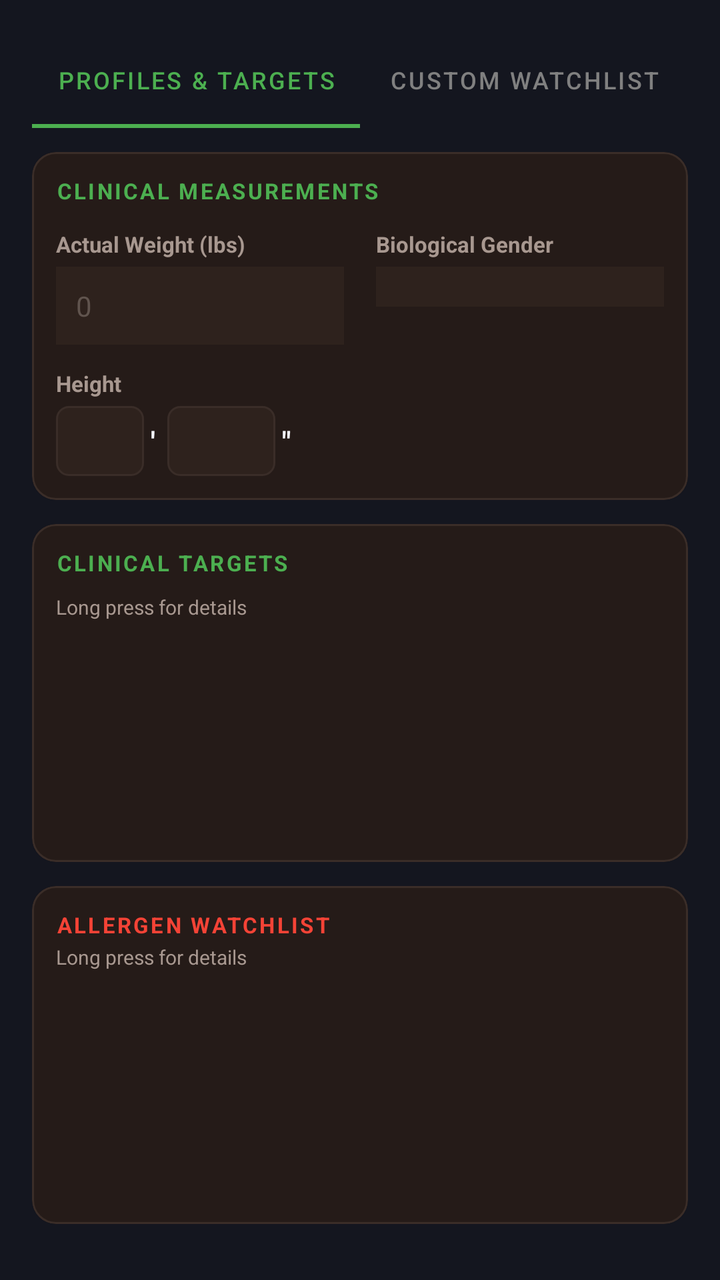
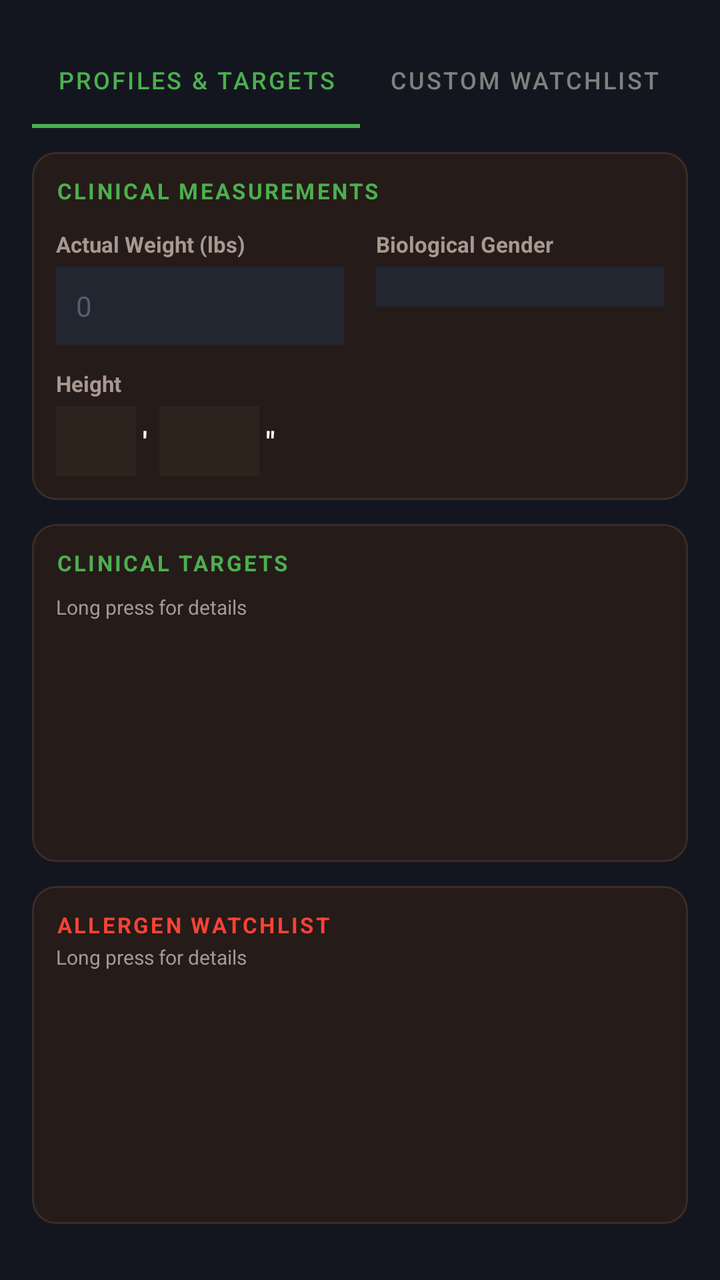

Compare the two renders of this Android layout. The source of the first and the diff that turns it into the second are given below.
<!-- AndroidManifest.xml: application theme Theme.LabelScanner -->
<!-- res/layout/fragment_health.xml -->
<?xml version="1.0" encoding="utf-8"?>
<LinearLayout xmlns:android="http://schemas.android.com/apk/res/android"
    xmlns:app="http://schemas.android.com/apk/res-auto"
    android:layout_width="match_parent"
    android:layout_height="match_parent"
    android:background="#14161F"
    android:orientation="vertical"
    android:padding="16dp">

    
    <com.google.android.material.tabs.TabLayout
        android:id="@+id/tabLayoutHealth"
        android:layout_width="match_parent"
        android:layout_height="wrap_content"
        android:background="#14161F"
        app:tabTextColor="#808080"
        app:tabSelectedTextColor="#4CAF50"
        app:tabIndicatorColor="#4CAF50"
        android:layout_marginBottom="12dp">
        <com.google.android.material.tabs.TabItem
            android:layout_width="wrap_content"
            android:layout_height="wrap_content"
            android:text="Profiles &amp; Targets" />
        <com.google.android.material.tabs.TabItem
            android:layout_width="wrap_content"
            android:layout_height="wrap_content"
            android:text="Custom Watchlist" />
    </com.google.android.material.tabs.TabLayout>

    
    <LinearLayout
        android:id="@+id/layoutTabProfiles"
        android:layout_width="match_parent"
        android:layout_height="match_parent"
        android:orientation="vertical"
        android:visibility="visible">

        
        <com.google.android.material.card.MaterialCardView
            android:layout_width="match_parent"
            android:layout_height="wrap_content"
            app:cardBackgroundColor="#251B18"
            app:cardCornerRadius="12dp"
            app:strokeWidth="1dp"
            app:strokeColor="#3A2D28"
            android:layout_marginBottom="12dp">

            <LinearLayout
                android:layout_width="match_parent"
                android:layout_height="wrap_content"
                android:orientation="vertical"
                android:padding="12dp">

                <TextView
                    android:layout_width="wrap_content"
                    android:layout_height="wrap_content"
                    android:text="CLINICAL MEASUREMENTS"
                    android:textColor="#4CAF50"
                    android:textSize="11sp"
                    android:textStyle="bold"
                    android:letterSpacing="0.1"
                    android:layout_marginBottom="12dp" />

                
                <LinearLayout
                    android:layout_width="match_parent"
                    android:layout_height="wrap_content"
                    android:orientation="horizontal"
                    android:weightSum="2"
                    android:layout_marginBottom="12dp">

                    
                    <LinearLayout
                        android:layout_width="0dp"
                        android:layout_height="wrap_content"
                        android:layout_weight="1"
                        android:orientation="vertical"
                        android:layout_marginEnd="8dp">

                        <TextView
                            android:layout_width="wrap_content"
                            android:layout_height="wrap_content"
                            android:text="Actual Weight (lbs)"
                            android:textColor="#A89890"
                            android:textSize="11sp"
                            android:textStyle="bold"
                            android:layout_marginBottom="4dp" />

                        <EditText
                            android:id="@+id/etActualWeight"
                            android:layout_width="match_parent"
                            android:layout_height="wrap_content"
                            android:background="#2E221D"
                            android:textColor="#F4F5FC"
                            android:inputType="numberDecimal"
                            android:imeOptions="actionNext"
                            android:padding="10dp"
                            android:maxLength="5"
                            android:hint="0"
                            android:textColorHint="#60544E"
                            android:textSize="14sp" />
                    </LinearLayout>

                    
                    <LinearLayout
                        android:layout_width="0dp"
                        android:layout_height="wrap_content"
                        android:layout_weight="1"
                        android:orientation="vertical"
                        android:layout_marginStart="8dp">

                        <TextView
                            android:layout_width="wrap_content"
                            android:layout_height="wrap_content"
                            android:text="Biological Gender"
                            android:textColor="#A89890"
                            android:textSize="11sp"
                            android:textStyle="bold"
                            android:layout_marginBottom="4dp" />

                        <Spinner
                            android:id="@+id/spinnerGender"
                            android:layout_width="match_parent"
                            android:layout_height="wrap_content"
                            android:background="#2E221D"
                            android:padding="10dp" />
                    </LinearLayout>
                </LinearLayout>

                
                <LinearLayout
                    android:layout_width="match_parent"
                    android:layout_height="wrap_content"
                    android:orientation="horizontal"
                    android:weightSum="2">

                    
                    <LinearLayout
                        android:layout_width="0dp"
                        android:layout_height="wrap_content"
                        android:layout_weight="1"
                        android:orientation="vertical"
                        android:layout_marginEnd="8dp">

                        <TextView
                            android:layout_width="wrap_content"
                            android:layout_height="wrap_content"
                            android:text="Height"
                            android:textColor="#A89890"
                            android:textSize="11sp"
                            android:textStyle="bold"
                            android:layout_marginBottom="4dp" />

                        <LinearLayout
                            android:layout_width="match_parent"
                            android:layout_height="wrap_content"
                            android:orientation="horizontal"
                            android:gravity="center_vertical">

                            <EditText
                                android:id="@+id/etHeightFeet"
                                android:layout_width="44dp"
                                android:layout_height="wrap_content"
                                android:background="@drawable/bg_height_edit_text"
                                android:textColor="#F4F5FC"
                                android:inputType="number"
                                android:imeOptions="actionNext"
                                android:gravity="center"
                                android:padding="8dp"
                                android:maxLength="1"
                                android:hint="0"
                                android:textColorHint="#60544E"
                                android:textSize="14sp" />

                            <TextView
                                android:layout_width="wrap_content"
                                android:layout_height="wrap_content"
                                android:text=" '"
                                android:textColor="#F4F5FC"
                                android:textSize="14sp"
                                android:textStyle="bold"
                                android:layout_marginEnd="6dp" />

                            <EditText
                                android:id="@+id/etHeightInches"
                                android:layout_width="54dp"
                                android:layout_height="wrap_content"
                                android:background="@drawable/bg_height_edit_text"
                                android:textColor="#F4F5FC"
                                android:inputType="number"
                                android:imeOptions="actionDone"
                                android:gravity="center"
                                android:padding="8dp"
                                android:maxLength="2"
                                android:hint="0"
                                android:textColorHint="#60544E"
                                android:textSize="14sp" />

                            <TextView
                                android:layout_width="wrap_content"
                                android:layout_height="wrap_content"
                                android:text=' "'
                                android:textColor="#F4F5FC"
                                android:textSize="14sp"
                                android:textStyle="bold" />
                        </LinearLayout>
                    </LinearLayout>

                    
                    <LinearLayout
                        android:layout_width="0dp"
                        android:layout_height="wrap_content"
                        android:layout_weight="1"
                        android:orientation="vertical"
                        android:gravity="center_vertical"
                        android:layout_marginStart="8dp">

                        <TextView
                            android:id="@+id/txtIbwCalculated"
                            android:layout_width="match_parent"
                            android:layout_height="wrap_content"
                            android:textColor="#81C784"
                            android:textSize="11sp"
                            android:textStyle="bold"
                            android:layout_marginBottom="4dp"
                            android:visibility="gone" />

                        <TextView
                            android:id="@+id/txtAjbwCalculated"
                            android:layout_width="match_parent"
                            android:layout_height="wrap_content"
                            android:textColor="#FFD54F"
                            android:textSize="11sp"
                            android:textStyle="bold"
                            android:visibility="gone" />
                    </LinearLayout>
                </LinearLayout>

            </LinearLayout>
        </com.google.android.material.card.MaterialCardView>

        
        <com.google.android.material.card.MaterialCardView
            android:layout_width="match_parent"
            android:layout_height="0dp"
            android:layout_weight="1"
            app:cardBackgroundColor="#251B18"
            app:cardCornerRadius="12dp"
            app:strokeWidth="1dp"
            app:strokeColor="#3A2D28"
            android:layout_marginBottom="12dp">

            <RelativeLayout
                android:layout_width="match_parent"
                android:layout_height="match_parent"
                android:padding="12dp">

                <TextView
                    android:id="@+id/txtClinicalTargetsHeader"
                    android:layout_width="match_parent"
                    android:layout_height="wrap_content"
                    android:text="@string/clinical_targets_txt"
                    android:textColor="#4CAF50"
                    android:textSize="11sp"
                    android:textStyle="bold"
                    android:textAllCaps="true"
                    android:letterSpacing="0.1"
                    android:layout_marginBottom="8dp"/>

                <TextView
                    android:id="@+id/txtClinicalTargetsSubheader"
                    android:layout_width="match_parent"
                    android:layout_height="wrap_content"
                    android:text="@string/long_press_for_details_txt"
                    android:textColor="#A89890"
                    android:textSize="10sp"
                    android:layout_marginBottom="8dp"
                    android:layout_below="@id/txtClinicalTargetsHeader" />

                <androidx.core.widget.NestedScrollView
                    android:id="@+id/scrollConditionCheckBoxes"
                    android:layout_width="match_parent"
                    android:layout_height="match_parent"
                    android:layout_below="@id/txtClinicalTargetsSubheader"
                    android:fillViewport="true">

                    <LinearLayout
                        android:id="@+id/layoutConditionCheckBoxes"
                        android:layout_width="match_parent"
                        android:layout_height="wrap_content"
                        android:orientation="vertical"
                        android:paddingEnd="44dp" />
                </androidx.core.widget.NestedScrollView>

                <ImageView
                    android:id="@+id/ivScrollUpIndicator"
                    android:layout_width="32dp"
                    android:layout_height="32dp"
                    android:layout_alignParentTop="true"
                    android:layout_alignParentEnd="true"
                    android:layout_marginTop="24dp"
                    android:layout_marginEnd="12dp"
                    android:background="#B3251B18"
                    android:padding="4dp"
                    android:src="@android:drawable/arrow_up_float"
                    android:visibility="gone"
                    app:tint="#F4F5FC"
                    android:contentDescription="Scroll Up" />

                <ImageView
                    android:id="@+id/ivScrollDownIndicator"
                    android:layout_width="32dp"
                    android:layout_height="32dp"
                    android:layout_alignParentBottom="true"
                    android:layout_alignParentEnd="true"
                    android:layout_marginBottom="12dp"
                    android:layout_marginEnd="12dp"
                    android:background="#B3251B18"
                    android:padding="4dp"
                    android:src="@android:drawable/arrow_down_float"
                    android:visibility="gone"
                    app:tint="#F4F5FC"
                    android:contentDescription="Scroll Down" />
            </RelativeLayout>
        </com.google.android.material.card.MaterialCardView>

        
        <com.google.android.material.card.MaterialCardView
            android:layout_width="match_parent"
            android:layout_height="0dp"
            android:layout_weight="1"
            app:cardBackgroundColor="#251B18"
            app:cardCornerRadius="12dp"
            app:strokeWidth="1dp"
            app:strokeColor="#3A2D28"
            android:layout_marginBottom="12dp">

            <RelativeLayout
                android:layout_width="match_parent"
                android:layout_height="match_parent"
                android:padding="12dp">

                <TextView
                    android:id="@+id/txtAllergenTargetsHeader"
                    android:layout_width="match_parent"
                    android:layout_height="wrap_content"
                    android:text="@string/allergen_watchlist_txt"
                    android:textColor="#F44336"
                    android:textSize="11sp"
                    android:textStyle="bold"
                    android:textAllCaps="true"
                    android:letterSpacing="0.1"
                    android:layout_marginBottom="2dp"/>

                <TextView
                    android:id="@+id/txtAllergenTargetsSubheader"
                    android:layout_width="match_parent"
                    android:layout_height="wrap_content"
                    android:text="@string/long_press_for_details_txt"
                    android:textColor="#A89890"
                    android:textSize="10sp"
                    android:layout_marginBottom="8dp"
                    android:layout_below="@id/txtAllergenTargetsHeader"/>

                <androidx.core.widget.NestedScrollView
                    android:id="@+id/scrollAllergenCheckBoxes"
                    android:layout_width="match_parent"
                    android:layout_height="match_parent"
                    android:layout_below="@id/txtAllergenTargetsSubheader"
                    android:fillViewport="true">

                    <LinearLayout
                        android:id="@+id/layoutAllergenCheckBoxes"
                        android:layout_width="match_parent"
                        android:layout_height="wrap_content"
                        android:orientation="vertical"
                        android:paddingEnd="44dp" />
                </androidx.core.widget.NestedScrollView>

                <ImageView
                    android:id="@+id/ivAllergenScrollUpIndicator"
                    android:layout_width="32dp"
                    android:layout_height="32dp"
                    android:layout_alignParentTop="true"
                    android:layout_alignParentEnd="true"
                    android:layout_marginTop="24dp"
                    android:layout_marginEnd="12dp"
                    android:background="#B3251B18"
                    android:padding="4dp"
                    android:src="@android:drawable/arrow_up_float"
                    android:visibility="gone"
                    app:tint="#F4F5FC"
                    android:contentDescription="Scroll Up" />

                <ImageView
                    android:id="@+id/ivAllergenScrollDownIndicator"
                    android:layout_width="32dp"
                    android:layout_height="32dp"
                    android:layout_alignParentBottom="true"
                    android:layout_alignParentEnd="true"
                    android:layout_marginBottom="12dp"
                    android:layout_marginEnd="12dp"
                    android:background="#B3251B18"
                    android:padding="4dp"
                    android:src="@android:drawable/arrow_down_float"
                    android:visibility="gone"
                    app:tint="#F4F5FC"
                    android:contentDescription="Scroll Down" />
            </RelativeLayout>
        </com.google.android.material.card.MaterialCardView>

    </LinearLayout>

    
    <LinearLayout
        android:id="@+id/layoutTabCustomWatchlist"
        android:layout_width="match_parent"
        android:layout_height="match_parent"
        android:orientation="vertical"
        android:visibility="gone">

        
        <com.google.android.material.card.MaterialCardView
            android:layout_width="match_parent"
            android:layout_height="wrap_content"
            app:cardBackgroundColor="#251B18"
            app:cardCornerRadius="12dp"
            app:strokeWidth="1dp"
            app:strokeColor="#3A2D28"
            android:layout_marginBottom="8dp">

            <LinearLayout
                android:layout_width="match_parent"
                android:layout_height="wrap_content"
                android:orientation="vertical"
                android:padding="12dp">

                <TextView
                    android:layout_width="wrap_content"
                    android:layout_height="wrap_content"
                    android:text="ADD CUSTOM WATCHLIST INGREDIENT"
                    android:textColor="#FFD54F"
                    android:textSize="11sp"
                    android:textStyle="bold"
                    android:letterSpacing="0.1"
                    android:layout_marginBottom="12dp" />

                <LinearLayout
                    android:layout_width="match_parent"
                    android:layout_height="wrap_content"
                    android:orientation="horizontal"
                    android:gravity="center_vertical">

                    <EditText
                        android:id="@+id/etCustomIngredient"
                        android:layout_width="0dp"
                        android:layout_height="wrap_content"
                        android:layout_weight="1.2"
                        android:background="#2E221D"
                        android:textColor="#F4F5FC"
                        android:inputType="text"
                        android:padding="11dp"
                        android:hint="Type ingredient (e.g. Carrageenan)"
                        android:textColorHint="#60544E"
                        android:textSize="14sp"
                        android:layout_marginEnd="8dp" />

                    
                    <com.google.android.material.button.MaterialButton
                        android:id="@+id/btnAddRed"
                        android:layout_width="0dp"
                        android:layout_height="wrap_content"
                        android:layout_weight="0.9"
                        android:backgroundTint="#FF6B6B"
                        android:textColor="#FFFFFF"
                        android:text="+ Avoid"
                        android:textSize="11sp"
                        android:padding="8dp"
                        android:insetTop="0dp"
                        android:insetBottom="0dp"
                        app:cornerRadius="8dp"
                        android:layout_marginEnd="4dp" />

                    
                    <com.google.android.material.button.MaterialButton
                        android:id="@+id/btnAddYellow"
                        android:layout_width="0dp"
                        android:layout_height="wrap_content"
                        android:layout_weight="0.9"
                        android:backgroundTint="#FFD54F"
                        android:textColor="#14161F"
                        android:text="+ Caution"
                        android:textSize="11sp"
                        android:padding="8dp"
                        android:insetTop="0dp"
                        android:insetBottom="0dp"
                        app:cornerRadius="8dp" />
                </LinearLayout>

            </LinearLayout>
        </com.google.android.material.card.MaterialCardView>

        
        <com.google.android.material.card.MaterialCardView
            android:layout_width="match_parent"
            android:layout_height="0dp"
            android:layout_weight="1"
            app:cardBackgroundColor="#251B18"
            app:cardCornerRadius="12dp"
            app:strokeWidth="1dp"
            app:strokeColor="#3A2D28"
            android:layout_marginBottom="8dp">

            <RelativeLayout
                android:layout_width="match_parent"
                android:layout_height="match_parent"
                android:padding="12dp">

                <TextView
                    android:id="@+id/txtCommonAddsHeader"
                    android:layout_width="wrap_content"
                    android:layout_height="wrap_content"
                    android:text="COMMON ADDITIONS (TAP TO WATCHLIST)"
                    android:textColor="#A89890"
                    android:textSize="10sp"
                    android:textStyle="bold"
                    android:letterSpacing="0.1"
                    android:layout_marginBottom="8dp" />

                <androidx.core.widget.NestedScrollView
                    android:layout_width="match_parent"
                    android:layout_height="match_parent"
                    android:layout_below="@id/txtCommonAddsHeader"
                    android:fillViewport="true">

                    <com.google.android.material.chip.ChipGroup
                        android:id="@+id/chipGroupCommonAdds"
                        android:layout_width="match_parent"
                        android:layout_height="wrap_content"
                        app:chipSpacingHorizontal="8dp"
                        app:chipSpacingVertical="4dp" />
                </androidx.core.widget.NestedScrollView>
            </RelativeLayout>
        </com.google.android.material.card.MaterialCardView>

        
        <com.google.android.material.card.MaterialCardView
            android:layout_width="match_parent"
            android:layout_height="0dp"
            android:layout_weight="1"
            app:cardBackgroundColor="#251B18"
            app:cardCornerRadius="12dp"
            app:strokeWidth="1dp"
            app:strokeColor="#3A2D28"
            android:layout_marginBottom="8dp">

            <RelativeLayout
                android:layout_width="match_parent"
                android:layout_height="match_parent"
                android:padding="12dp">

                <TextView
                    android:id="@+id/txtAvoidHeader"
                    android:layout_width="match_parent"
                    android:layout_height="wrap_content"
                    android:text="AVOID LIST (RED)"
                    android:textColor="#FF6B6B"
                    android:textSize="11sp"
                    android:textStyle="bold"
                    android:letterSpacing="0.1"
                    android:layout_marginBottom="8dp" />

                <androidx.core.widget.NestedScrollView
                    android:layout_width="match_parent"
                    android:layout_height="match_parent"
                    android:layout_below="@id/txtAvoidHeader"
                    android:fillViewport="true">

                    <LinearLayout
                        android:id="@+id/layoutActiveReds"
                        android:layout_width="match_parent"
                        android:layout_height="wrap_content"
                        android:orientation="vertical" />
                </androidx.core.widget.NestedScrollView>
            </RelativeLayout>
        </com.google.android.material.card.MaterialCardView>

        
        <com.google.android.material.card.MaterialCardView
            android:layout_width="match_parent"
            android:layout_height="0dp"
            android:layout_weight="1"
            app:cardBackgroundColor="#251B18"
            app:cardCornerRadius="12dp"
            app:strokeWidth="1dp"
            app:strokeColor="#3A2D28">

            <RelativeLayout
                android:layout_width="match_parent"
                android:layout_height="match_parent"
                android:padding="12dp">

                <TextView
                    android:id="@+id/txtCautionHeader"
                    android:layout_width="match_parent"
                    android:layout_height="wrap_content"
                    android:text="CAUTION LIST (YELLOW)"
                    android:textColor="#FFD54F"
                    android:textSize="11sp"
                    android:textStyle="bold"
                    android:letterSpacing="0.1"
                    android:layout_marginBottom="8dp" />

                <androidx.core.widget.NestedScrollView
                    android:layout_width="match_parent"
                    android:layout_height="match_parent"
                    android:layout_below="@id/txtCautionHeader"
                    android:fillViewport="true">

                    <LinearLayout
                        android:id="@+id/layoutActiveYellows"
                        android:layout_width="match_parent"
                        android:layout_height="wrap_content"
                        android:orientation="vertical" />
                </androidx.core.widget.NestedScrollView>
            </RelativeLayout>
        </com.google.android.material.card.MaterialCardView>

    </LinearLayout>

</LinearLayout>
<!-- resources referenced by this layout -->
<resources>
  <!-- drawable bg_height_edit_text (drawable) -->
  <?xml version="1.0" encoding="utf-8"?>
  <selector xmlns:android="http://schemas.android.com/apk/res/android">
      
      <item android:state_focused="true">
          <shape android:shape="rectangle">
              <solid android:color="#2E221D" />
              <stroke android:width="2dp" android:color="#4CAF50" />
              <corners android:radius="6dp" />
          </shape>
      </item>
      
      <item>
          <shape android:shape="rectangle">
              <solid android:color="#2E221D" />
              <stroke android:width="1dp" android:color="#3A2D28" />
              <corners android:radius="6dp" />
          </shape>
      </item>
  </selector>
  <string name="allergen_watchlist_txt">Allergen Watchlist</string>
  <string name="clinical_targets_txt">Clinical Targets</string>
  <string name="long_press_for_details_txt">Long press for details</string>
  <style name="Theme.LabelScanner" parent="Theme.MaterialComponents.DayNight.NoActionBar">
          
          <item name="bottomNavigationStyle">@style/Widget.LabelScanner.BottomNavigationView</item>
  
          
          <item name="colorPrimary">@color/colorPrimary</item>
          <item name="colorSecondary">@color/colorSecondary</item>
          <item name="colorOnPrimary">@color/white</item>
          <item name="colorOnSecondary">@color/white</item>
  
          
          <item name="colorPrimaryContainer">#2B1F16</item> 
          <item name="colorOnPrimaryContainer">#E5C158</item> 
  
          
          <item name="colorControlHighlight">#40E5C158</item> 
      </style>
  <style name="Widget.LabelScanner.BottomNavigationView" parent="Widget.MaterialComponents.BottomNavigationView">
          <item name="backgroundTint">#2B1F16</item> 
          <item name="itemIconTint">@color/bottom_nav_color_state</item> 
          <item name="itemTextColor">@color/bottom_nav_color_state</item>
      </style>
  <color name="colorPrimary">#E5C158</color>
  <color name="colorSecondary">#2B1F16</color>
  <color name="white">#FFFFFFFF</color>
</resources>

<!-- the commit's change to res/layout/fragment_health.xml (unified diff, before → after) -->
@@ -90,14 +90,13 @@
                             android:id="@+id/etActualWeight"
                             android:layout_width="match_parent"
                             android:layout_height="wrap_content"
-                            android:background="#2E221D"
+                            android:background="#222630"
                             android:textColor="#F4F5FC"
                             android:inputType="numberDecimal"
-                            android:imeOptions="actionNext"
                             android:padding="10dp"
                             android:maxLength="5"
                             android:hint="0"
-                            android:textColorHint="#60544E"
+                            android:textColorHint="#555D6E"
                             android:textSize="14sp" />
                     </LinearLayout>
 
@@ -122,7 +121,7 @@
                             android:id="@+id/spinnerGender"
                             android:layout_width="match_parent"
                             android:layout_height="wrap_content"
-                            android:background="#2E221D"
+                            android:background="#222630"
                             android:padding="10dp" />
                     </LinearLayout>
                 </LinearLayout>
@@ -159,15 +158,13 @@
 
                             <EditText
                                 android:id="@+id/etHeightFeet"
-                                android:layout_width="44dp"
+                                android:layout_width="40dp"
                                 android:layout_height="wrap_content"
-                                android:background="@drawable/bg_height_edit_text"
+                                android:background="#2E221D"
                                 android:textColor="#F4F5FC"
                                 android:inputType="number"
-                                android:imeOptions="actionNext"
                                 android:gravity="center"
                                 android:padding="8dp"
-                                android:maxLength="1"
                                 android:hint="0"
                                 android:textColorHint="#60544E"
                                 android:textSize="14sp" />
@@ -183,19 +180,18 @@
 
                             <EditText
                                 android:id="@+id/etHeightInches"
-                                android:layout_width="54dp"
+                                android:layout_width="50dp"
                                 android:layout_height="wrap_content"
-                                android:background="@drawable/bg_height_edit_text"
+                                android:background="#2E221D"
                                 android:textColor="#F4F5FC"
                                 android:inputType="number"
-                                android:imeOptions="actionDone"
                                 android:gravity="center"
                                 android:padding="8dp"
-                                android:maxLength="2"
                                 android:hint="0"
                                 android:textColorHint="#60544E"
                                 android:textSize="14sp" />
 
+                            
                             <TextView
                                 android:layout_width="wrap_content"
                                 android:layout_height="wrap_content"
@@ -267,6 +263,7 @@
                     android:letterSpacing="0.1"
                     android:layout_marginBottom="8dp"/>
 
+                
                 <TextView
                     android:id="@+id/txtClinicalTargetsSubheader"
                     android:layout_width="match_parent"
@@ -427,7 +424,7 @@
             app:cardCornerRadius="12dp"
             app:strokeWidth="1dp"
             app:strokeColor="#3A2D28"
-            android:layout_marginBottom="8dp">
+            android:layout_marginBottom="12dp">
 
             <LinearLayout
                 android:layout_width="match_parent"
@@ -445,6 +442,7 @@
                     android:letterSpacing="0.1"
                     android:layout_marginBottom="12dp" />
 
+                
                 <LinearLayout
                     android:layout_width="match_parent"
                     android:layout_height="wrap_content"
@@ -460,7 +458,7 @@
                         android:textColor="#F4F5FC"
                         android:inputType="text"
                         android:padding="11dp"
-                        android:hint="Type ingredient (e.g. Carrageenan)"
+                        android:hint="Type ingredient (e.g. Soy)"
                         android:textColorHint="#60544E"
                         android:textSize="14sp"
                         android:layout_marginEnd="8dp" />
@@ -503,21 +501,20 @@
         
         <com.google.android.material.card.MaterialCardView
             android:layout_width="match_parent"
-            android:layout_height="0dp"
-            android:layout_weight="1"
+            android:layout_height="wrap_content"
             app:cardBackgroundColor="#251B18"
             app:cardCornerRadius="12dp"
             app:strokeWidth="1dp"
             app:strokeColor="#3A2D28"
-            android:layout_marginBottom="8dp">
-
-            <RelativeLayout
+            android:layout_marginBottom="12dp">
+
+            <LinearLayout
                 android:layout_width="match_parent"
-                android:layout_height="match_parent"
+                android:layout_height="wrap_content"
+                android:orientation="vertical"
                 android:padding="12dp">
 
                 <TextView
-                    android:id="@+id/txtCommonAddsHeader"
                     android:layout_width="wrap_content"
                     android:layout_height="wrap_content"
                     android:text="COMMON ADDITIONS (TAP TO WATCHLIST)"
@@ -525,64 +522,16 @@
                     android:textSize="10sp"
                     android:textStyle="bold"
                     android:letterSpacing="0.1"
-                    android:layout_marginBottom="8dp" />
-
-                <androidx.core.widget.NestedScrollView
-                    android:layout_width="match_parent"
-                    android:layout_height="match_parent"
-                    android:layout_below="@id/txtCommonAddsHeader"
-                    android:fillViewport="true">
-
-                    <com.google.android.material.chip.ChipGroup
-                        android:id="@+id/chipGroupCommonAdds"
-                        android:layout_width="match_parent"
-                        android:layout_height="wrap_content"
-                        app:chipSpacingHorizontal="8dp"
-                        app:chipSpacingVertical="4dp" />
-                </androidx.core.widget.NestedScrollView>
-            </RelativeLayout>
-        </com.google.android.material.card.MaterialCardView>
-
-        
-        <com.google.android.material.card.MaterialCardView
-            android:layout_width="match_parent"
-            android:layout_height="0dp"
-            android:layout_weight="1"
-            app:cardBackgroundColor="#251B18"
-            app:cardCornerRadius="12dp"
-            app:strokeWidth="1dp"
-            app:strokeColor="#3A2D28"
-            android:layout_marginBottom="8dp">
-
-            <RelativeLayout
-                android:layout_width="match_parent"
-                android:layout_height="match_parent"
-                android:padding="12dp">
-
-                <TextView
-                    android:id="@+id/txtAvoidHeader"
-                    android:layout_width="match_parent"
-                    android:layout_height="wrap_content"
-                    android:text="AVOID LIST (RED)"
-                    android:textColor="#FF6B6B"
-                    android:textSize="11sp"
-                    android:textStyle="bold"
-                    android:letterSpacing="0.1"
-                    android:layout_marginBottom="8dp" />
-
-                <androidx.core.widget.NestedScrollView
-                    android:layout_width="match_parent"
-                    android:layout_height="match_parent"
-                    android:layout_below="@id/txtAvoidHeader"
-                    android:fillViewport="true">
-
-                    <LinearLayout
-                        android:id="@+id/layoutActiveReds"
-                        android:layout_width="match_parent"
-                        android:layout_height="wrap_content"
-                        android:orientation="vertical" />
-                </androidx.core.widget.NestedScrollView>
-            </RelativeLayout>
+                    android:layout_marginBottom="10dp" />
+
+                <com.google.android.material.chip.ChipGroup
+                    android:id="@+id/chipGroupCommonAdds"
+                    android:layout_width="match_parent"
+                    android:layout_height="wrap_content"
+                    app:chipSpacingHorizontal="8dp"
+                    app:chipSpacingVertical="4dp" />
+
+            </LinearLayout>
         </com.google.android.material.card.MaterialCardView>
 
         
@@ -595,35 +544,53 @@
             app:strokeWidth="1dp"
             app:strokeColor="#3A2D28">
 
-            <RelativeLayout
+            <androidx.core.widget.NestedScrollView
                 android:layout_width="match_parent"
                 android:layout_height="match_parent"
-                android:padding="12dp">
-
-                <TextView
-                    android:id="@+id/txtCautionHeader"
-                    android:layout_width="match_parent"
-                    android:layout_height="wrap_content"
-                    android:text="CAUTION LIST (YELLOW)"
-                    android:textColor="#FFD54F"
-                    android:textSize="11sp"
-                    android:textStyle="bold"
-                    android:letterSpacing="0.1"
-                    android:layout_marginBottom="8dp" />
-
-                <androidx.core.widget.NestedScrollView
-                    android:layout_width="match_parent"
-                    android:layout_height="match_parent"
-                    android:layout_below="@id/txtCautionHeader"
-                    android:fillViewport="true">
+                android:padding="12dp"
+                android:fillViewport="true">
+
+                <LinearLayout
+                    android:layout_width="match_parent"
+                    android:layout_height="wrap_content"
+                    android:orientation="vertical">
+
+                    <TextView
+                        android:layout_width="match_parent"
+                        android:layout_height="wrap_content"
+                        android:text="AVOID LIST (RED)"
+                        android:textColor="#FF6B6B"
+                        android:textSize="11sp"
+                        android:textStyle="bold"
+                        android:letterSpacing="0.1"
+                        android:layout_marginBottom="6dp" />
+
+                    <LinearLayout
+                        android:id="@+id/layoutActiveReds"
+                        android:layout_width="match_parent"
+                        android:layout_height="wrap_content"
+                        android:orientation="vertical"
+                        android:layout_marginBottom="16dp" />
+
+                    <TextView
+                        android:layout_width="match_parent"
+                        android:layout_height="wrap_content"
+                        android:text="CAUTION LIST (YELLOW)"
+                        android:textColor="#FFD54F"
+                        android:textSize="11sp"
+                        android:textStyle="bold"
+                        android:letterSpacing="0.1"
+                        android:layout_marginBottom="6dp" />
 
                     <LinearLayout
                         android:id="@+id/layoutActiveYellows"
                         android:layout_width="match_parent"
                         android:layout_height="wrap_content"
                         android:orientation="vertical" />
-                </androidx.core.widget.NestedScrollView>
-            </RelativeLayout>
+
+                </LinearLayout>
+            </androidx.core.widget.NestedScrollView>
+
         </com.google.android.material.card.MaterialCardView>
 
     </LinearLayout>
<!-- resource entries referenced after the edit -->
@@ -1,25 +1,5 @@
 <!-- resources referenced by this layout -->
 <resources>
-  <!-- drawable bg_height_edit_text (drawable) -->
-  <?xml version="1.0" encoding="utf-8"?>
-  <selector xmlns:android="http://schemas.android.com/apk/res/android">
-      
-      <item android:state_focused="true">
-          <shape android:shape="rectangle">
-              <solid android:color="#2E221D" />
-              <stroke android:width="2dp" android:color="#4CAF50" />
-              <corners android:radius="6dp" />
-          </shape>
-      </item>
-      
-      <item>
-          <shape android:shape="rectangle">
-              <solid android:color="#2E221D" />
-              <stroke android:width="1dp" android:color="#3A2D28" />
-              <corners android:radius="6dp" />
-          </shape>
-      </item>
-  </selector>
   <string name="allergen_watchlist_txt">Allergen Watchlist</string>
   <string name="clinical_targets_txt">Clinical Targets</string>
   <string name="long_press_for_details_txt">Long press for details</string>
